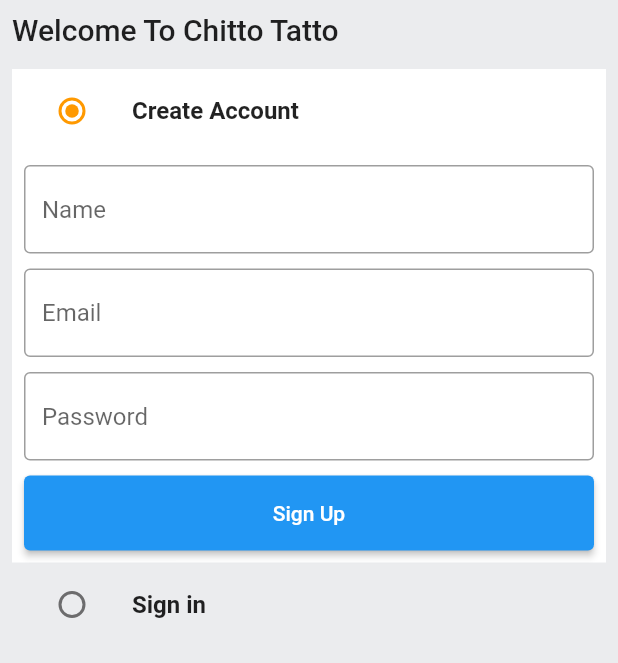
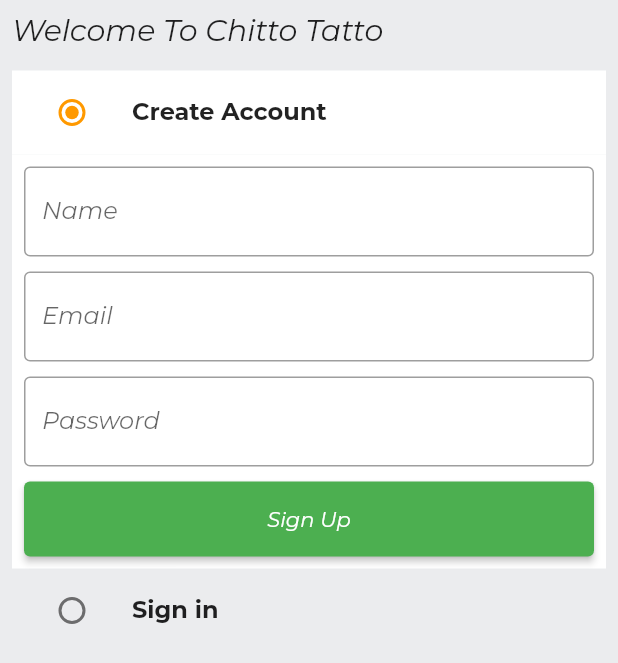
Before and after one commit to av3nd/Chitto-Tatto-Mobile-App, a Flutter app: the screen it shows after launch, on a phone screen of 412 x 824 dp. Shown: the top 663 px of the screen. Run offline on Flutter 3.47's test engine with Material 2 defaults, Android fonts, the phone set to English and light mode, and no system bars.

Commit message:
themes and fonts now are working fine

```diff
--- a/lib/app.dart
+++ b/lib/app.dart
@@ -1,4 +1,5 @@
 import 'package:chitto_tatto/routes/app_routes.dart';
+import 'package:chitto_tatto/themes/app_theme.dart';
 import 'package:flutter/material.dart';
 
 class MyApp extends StatelessWidget {
@@ -10,7 +11,7 @@ class MyApp extends StatelessWidget {
       debugShowCheckedModeBanner: false,
       initialRoute: AppRoute.loginRegister,
       routes: AppRoute.getAppRoutes(),
-      // theme: AppTheme.getApplicationTheme(),
+      theme: AppTheme.getApplicationTheme(),
     );
   }
 }
--- /dev/null
+++ b/lib/themes/app_color_constant.dart
@@ -0,0 +1,7 @@
+import 'package:flutter/material.dart';
+
+class AppColorConstant {
+  AppColorConstant._();
+  static const Color primaryColor = Colors.green;
+  static const Color appBarCOlor = Colors.yellow;
+}
--- /dev/null
+++ b/lib/themes/app_theme.dart
@@ -0,0 +1,29 @@
+import 'package:chitto_tatto/themes/app_color_constant.dart';
+import 'package:flutter/material.dart';
+
+class AppTheme {
+  AppTheme._();
+  static getApplicationTheme() {
+    return ThemeData(
+      colorScheme:
+          const ColorScheme.light(primary: AppColorConstant.primaryColor),
+      fontFamily: 'Montserrat',
+      // useMaterial3: true,
+      // appbartheme
+      appBarTheme: const AppBarTheme(
+        elevation: 0,
+        backgroundColor: AppColorConstant.appBarCOlor,
+        centerTitle: true,
+        titleTextStyle: TextStyle(
+          color: Colors.black,
+          fontSize: 20,
+        ),
+      ),
+
+      // bottom navigation bar theme
+      // bottomAppBarTheme: BottomAppBarTheme(
+
+      // )
+    );
+  }
+}
--- a/lib/view/auth_screen.dart
+++ b/lib/view/auth_screen.dart
@@ -1,6 +1,6 @@
-import 'package:chittotato/common/widgets/custom_button.dart';
-import 'package:chittotato/common/widgets/custom_textfield.dart';
-import 'package:chittotato/constants/global_variables.dart';
+import 'package:chitto_tatto/common/widgets/custom_button.dart';
+import 'package:chitto_tatto/common/widgets/custom_textfield.dart';
+import 'package:chitto_tatto/constants/global_variables.dart';
 import 'package:flutter/material.dart';
 
 enum Auth {
```
Also changed, not shown: pubspec.yaml (+14 -0 lines), assets/fonts/montserrat/Montserrat-Black.ttf (added), assets/fonts/montserrat/Montserrat-Bold.ttf (added), assets/fonts/montserrat/Montserrat-Italic.ttf (added), assets/fonts/open_sans/OpenSans-BoldItalic.ttf (added), assets/fonts/open_sans/OpenSans-Regular.ttf (added).
